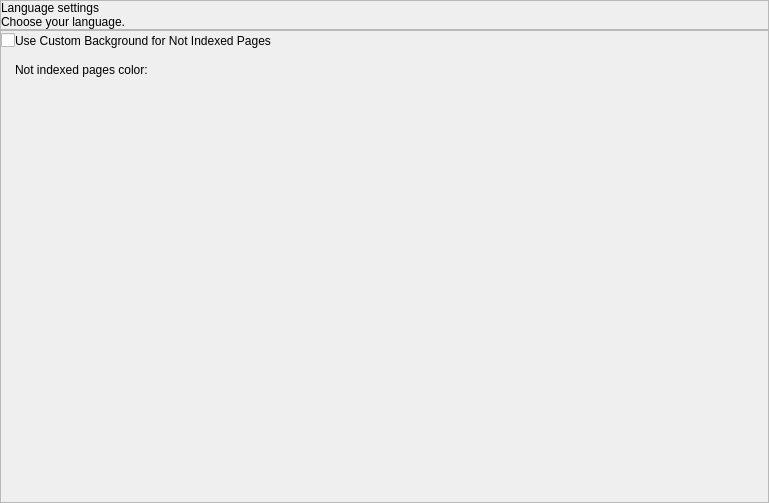
Above: seospider/ui/page_visual_settings_widget.ui from andrascii/RiveSolutions_SEO_Spider before the change. Below: the same form after it.
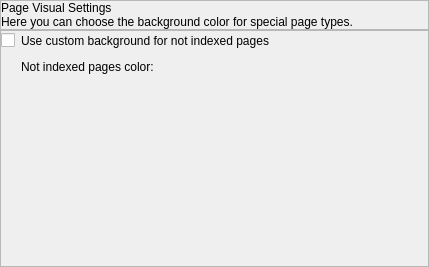
That is the form after the change. Custom widgets are drawn as their Qt base class.

```diff
--- a/seospider/ui/page_visual_settings_widget.ui
+++ b/seospider/ui/page_visual_settings_widget.ui
@@ -6,8 +6,8 @@
    <rect>
     <x>0</x>
     <y>0</y>
-    <width>769</width>
-    <height>503</height>
+    <width>429</width>
+    <height>267</height>
    </rect>
   </property>
   <property name="windowTitle">
@@ -70,14 +70,17 @@
         <item>
          <widget class="QLabel" name="headerName">
           <property name="text">
-           <string>Language settings</string>
+           <string>Page Visual Settings</string>
           </property>
          </widget>
         </item>
         <item>
          <widget class="QLabel" name="text">
           <property name="text">
-           <string>Choose your language.</string>
+           <string>Here you can choose the background color for special page types.</string>
+          </property>
+          <property name="wordWrap">
+           <bool>true</bool>
           </property>
          </widget>
         </item>
@@ -109,11 +112,8 @@
       </property>
       <item>
        <layout class="QGridLayout" name="gridLayout">
-        <property name="horizontalSpacing">
-         <number>0</number>
-        </property>
-        <property name="verticalSpacing">
-         <number>9</number>
+        <property name="spacing">
+         <number>6</number>
         </property>
         <item row="1" column="1">
          <layout class="QHBoxLayout" name="horizontalLayout_3">
@@ -161,7 +161,7 @@
         <item row="0" column="1">
          <widget class="QLabel" name="label">
           <property name="text">
-           <string>Use Custom Background for Not Indexed Pages</string>
+           <string>Use custom background for not indexed pages</string>
           </property>
          </widget>
         </item>
```
Left out of the diff: 2 changed lines with no effect on the pictures.
